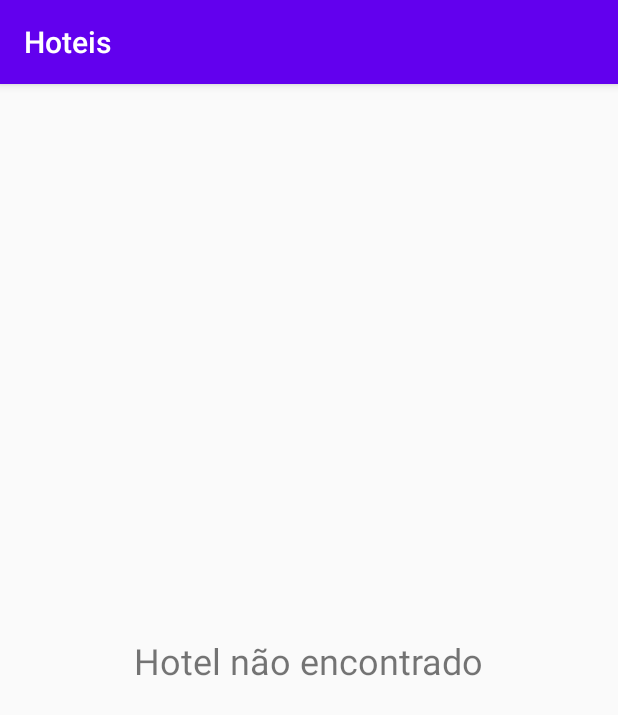
After one commit to jdaibello/hoteis, an Android app: the HotelDetailsActivity screen opened directly, with no data from a screen before it, on a phone screen of 412 x 824 dp. The commit adds this screen. Shown: the top 715 px of the screen. Run offline under Robolectric (Android 15) with nearby library versions, the phone set to English and light mode, and no system bars.

Commit message:
Implementando tela de detalhes do hotel

```diff
--- a/app/src/main/AndroidManifest.xml
+++ b/app/src/main/AndroidManifest.xml
@@ -9,6 +9,7 @@
         android:roundIcon="@mipmap/ic_launcher_round"
         android:supportsRtl="true"
         android:theme="@style/AppTheme">
+        <activity android:name=".HotelDetailsActivity"></activity>
         <activity android:name=".HotelActivity">
             <intent-filter>
                 <action android:name="android.intent.action.MAIN" />
--- a/app/src/main/java/dominando/android/hoteis/HotelActivity.kt
+++ b/app/src/main/java/dominando/android/hoteis/HotelActivity.kt
@@ -3,9 +3,17 @@ package dominando.android.hoteis
 import android.os.Bundle
 import androidx.appcompat.app.AppCompatActivity
 
-class HotelActivity : AppCompatActivity() {
+class HotelActivity : AppCompatActivity(), HotelListFragment.OnHotelClickListener {
     override fun onCreate(savedInstanceState: Bundle?) {
         super.onCreate(savedInstanceState)
         setContentView(R.layout.activity_hotel)
     }
+
+    override fun onHotelClick(hotel: Hotel) {
+        showDetailsActivity(hotel.id)
+    }
+
+    private fun showDetailsActivity(hotelId: Long) {
+        HotelDetailsActivity.open(this, hotelId)
+    }
 }
--- /dev/null
+++ b/app/src/main/java/dominando/android/hoteis/HotelDetailsActivity.kt
@@ -0,0 +1,35 @@
+package dominando.android.hoteis
+
+import android.content.Context
+import android.content.Intent
+import android.os.Bundle
+import androidx.appcompat.app.AppCompatActivity
+
+class HotelDetailsActivity : AppCompatActivity() {
+    private  val hotelId: Long by lazy { intent.getLongExtra(EXTRA_HOTEL_ID, -1) }
+
+    override fun onCreate(savedInstanceState: Bundle?) {
+        super.onCreate(savedInstanceState)
+        setContentView(R.layout.activity_hotel_details)
+        if (savedInstanceState == null) {
+            showHotelDetailsFragment()
+        }
+    }
+
+    private fun showHotelDetailsFragment() {
+        val fragment = HotelDetailsFragment.newInstance(hotelId)
+        supportFragmentManager
+            .beginTransaction()
+            .replace(R.id.details, fragment, HotelDetailsFragment.TAG_DETAILS)
+            .commit()
+    }
+
+    companion object {
+        private const val EXTRA_HOTEL_ID = "hotelId"
+        fun open(context: Context, hotelId: Long) {
+            context.startActivity(Intent(context, HotelDetailsActivity::class.java).apply {
+                putExtra(EXTRA_HOTEL_ID, hotelId)
+            })
+        }
+    }
+}
--- /dev/null
+++ b/app/src/main/java/dominando/android/hoteis/HotelDetailsFragment.kt
@@ -0,0 +1,46 @@
+package dominando.android.hoteis
+
+import android.os.Bundle
+import android.view.LayoutInflater
+import android.view.View
+import android.view.ViewGroup
+import androidx.fragment.app.Fragment
+import kotlinx.android.synthetic.main.fragment_hotel_details.*
+
+class HotelDetailsFragment : Fragment(), HotelDetailsView {
+    private val presenter = HotelDetailsPresenter(this, MemoryRepository)
+    private var hotel: Hotel? = null
+
+    override fun onCreateView(inflater: LayoutInflater, container: ViewGroup?, savedInstanceState: Bundle?): View? {
+        return inflater.inflate(R.layout.fragment_hotel_details, container, false)
+    }
+
+    override fun onViewCreated(view: View, savedInstanceState: Bundle?) {
+        super.onViewCreated(view, savedInstanceState)
+        presenter.loadHotelDetails(arguments?.getLong(EXTRA_HOTEL_ID, -1) ?: -1)
+    }
+
+    override fun showHotelDetails(hotel: Hotel) {
+        this.hotel = hotel
+        txtName.text = hotel.name
+        txtAddress.text = hotel.address
+        rtbRating.rating = hotel.rating
+    }
+
+    override fun errorHotelNotFound() {
+        txtName.text = getString(R.string.error_hotel_not_found)
+        txtAddress.visibility = View.GONE
+        rtbRating.visibility = View.GONE
+    }
+
+    companion object {
+        const val TAG_DETAILS = "tagDetalhe"
+        private const val EXTRA_HOTEL_ID = "hotelId"
+
+        fun newInstance(id: Long) = HotelDetailsFragment().apply {
+            arguments = Bundle().apply {
+                putLong(EXTRA_HOTEL_ID, id)
+            }
+        }
+    }
+}
--- /dev/null
+++ b/app/src/main/java/dominando/android/hoteis/HotelDetailsPresenter.kt
@@ -0,0 +1,16 @@
+package dominando.android.hoteis
+
+class HotelDetailsPresenter(
+    private val view: HotelDetailsView,
+    private val repository: HotelRepository
+) {
+    fun loadHotelDetails(id: Long) {
+        repository.hotelById(id) { hotel ->
+            if (hotel != null) {
+                view.showHotelDetails(hotel)
+            } else {
+                view.errorHotelNotFound()
+            }
+        }
+    }
+}
--- /dev/null
+++ b/app/src/main/java/dominando/android/hoteis/HotelDetailsView.kt
@@ -0,0 +1,6 @@
+package dominando.android.hoteis
+
+interface HotelDetailsView {
+    fun showHotelDetails(hotel: Hotel)
+    fun errorHotelNotFound()
+}
--- a/app/src/main/java/dominando/android/hoteis/HotelListFragment.kt
+++ b/app/src/main/java/dominando/android/hoteis/HotelListFragment.kt
@@ -1,7 +1,9 @@
 package dominando.android.hoteis
 
 import android.os.Bundle
+import android.view.View
 import android.widget.ArrayAdapter
+import android.widget.ListView
 import androidx.fragment.app.ListFragment
 
 class HotelListFragment : ListFragment(), HotelListView {
@@ -18,6 +20,19 @@ class HotelListFragment : ListFragment(), HotelListView {
     }
 
     override fun showHotelDetails(hotel: Hotel) {
-        // Será implementado em posteriormente...
+        if (activity is OnHotelClickListener) {
+            val listener = activity as OnHotelClickListener
+            listener.onHotelClick(hotel)
+        }
+    }
+
+    override fun onListItemClick(l: ListView, v: View, position: Int, id: Long) {
+        super.onListItemClick(l, v, position, id)
+        val hotel = l?.getItemAtPosition(position) as Hotel
+        presenter.showHotelDetails(hotel)
+    }
+
+    interface OnHotelClickListener {
+        fun onHotelClick(hotel: Hotel)
     }
 }
--- /dev/null
+++ b/app/src/main/res/layout/activity_hotel_details.xml
@@ -0,0 +1,5 @@
+<?xml version="1.0" encoding="utf-8"?>
+<FrameLayout xmlns:android="http://schemas.android.com/apk/res/android"
+    android:id="@+id/details"
+    android:layout_width="match_parent"
+    android:layout_height="match_parent" />
--- /dev/null
+++ b/app/src/main/res/layout/fragment_hotel_details.xml
@@ -0,0 +1,45 @@
+<?xml version="1.0" encoding="utf-8"?>
+<androidx.constraintlayout.widget.ConstraintLayout
+    xmlns:android="http://schemas.android.com/apk/res/android"
+    xmlns:app="http://schemas.android.com/apk/res-auto"
+    xmlns:tools="http://schemas.android.com/tools"
+    android:layout_width="match_parent"
+    android:layout_height="match_parent">
+
+    <TextView
+        android:id="@+id/txtName"
+        android:layout_width="wrap_content"
+        android:layout_height="wrap_content"
+        android:textSize="24sp"
+        app:layout_constraintBottom_toTopOf="@+id/txtAddress"
+        app:layout_constraintEnd_toEndOf="parent"
+        app:layout_constraintStart_toStartOf="parent"
+        app:layout_constraintTop_toTopOf="parent"
+        app:layout_constraintVertical_chainStyle="packed"
+        tools:text="Nome do Hotel" />
+
+    <TextView
+        android:id="@+id/txtAddress"
+        android:layout_width="wrap_content"
+        android:layout_height="wrap_content"
+        android:textSize="18sp"
+        app:layout_constraintBottom_toTopOf="@+id/rtbRating"
+        app:layout_constraintEnd_toEndOf="parent"
+        app:layout_constraintStart_toStartOf="parent"
+        app:layout_constraintTop_toBottomOf="@+id/txtName"
+        tools:text="Endereço" />
+
+    <RatingBar
+        android:id="@+id/rtbRating"
+        android:layout_width="wrap_content"
+        android:layout_height="wrap_content"
+        android:progressTint="@color/colorAccent"
+        android:isIndicator="true"
+        android:numStars="5"
+        android:stepSize="0.5"
+        app:layout_constraintBottom_toBottomOf="parent"
+        app:layout_constraintEnd_toEndOf="parent"
+        app:layout_constraintStart_toStartOf="parent"
+        app:layout_constraintTop_toBottomOf="@+id/txtAddress" />
+
+</androidx.constraintlayout.widget.ConstraintLayout>
--- a/app/src/main/res/values/strings.xml
+++ b/app/src/main/res/values/strings.xml
@@ -1,3 +1,5 @@
 <resources>
     <string name="app_name">Hoteis</string>
+
+    <string name="error_hotel_not_found">Hotel não encontrado</string>
 </resources>
```
